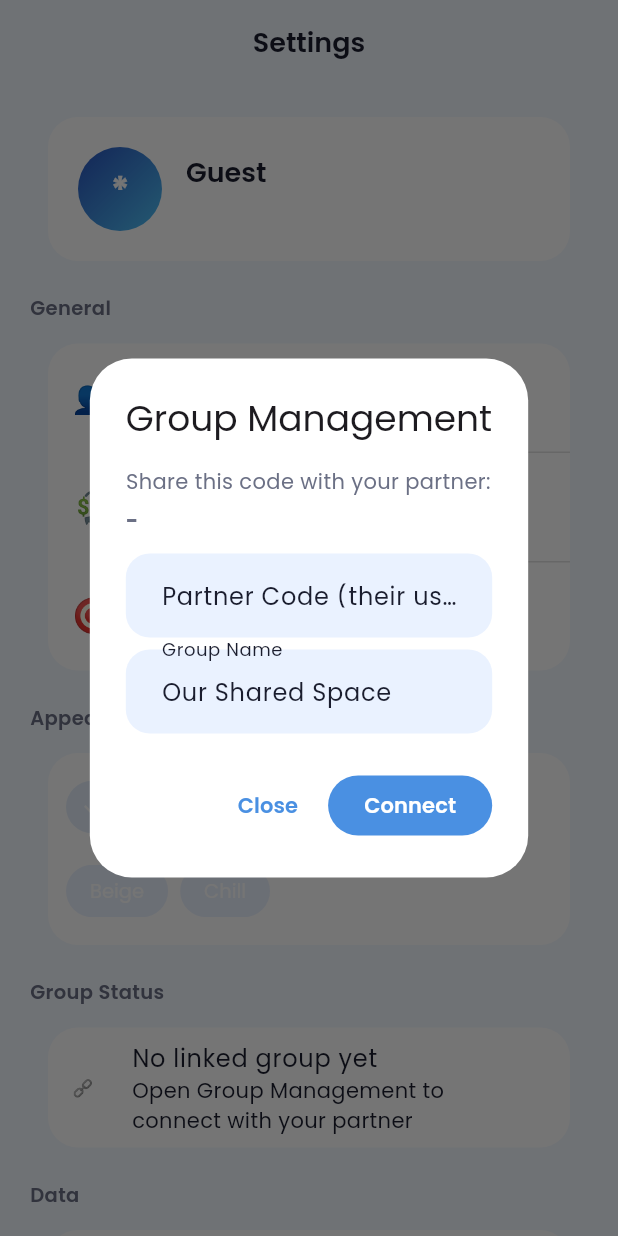
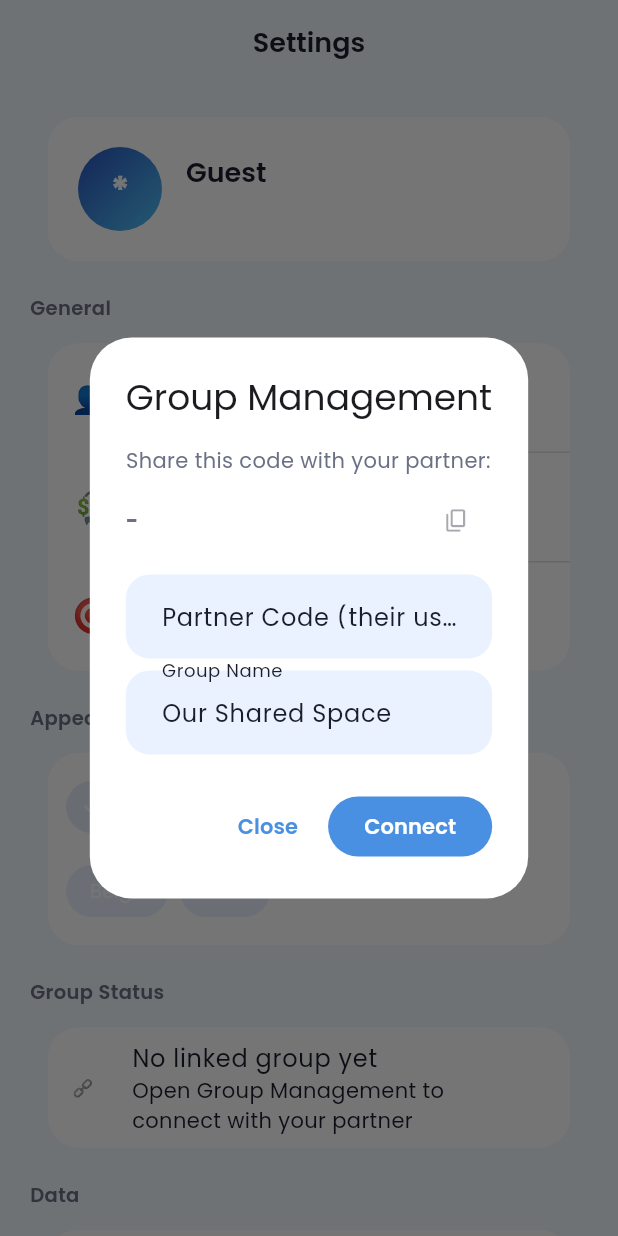
Before and after one commit to qaim-b/osidori2.0, a Flutter app: the SettingsScreen screen opened by its route, after a tap on "Group Management", on a phone screen of 412 x 824 dp. Run offline on Flutter 3.47's test engine with Material 3 defaults, Android fonts, the phone set to English and light mode, and no system bars; our stand-ins replace csv, fl_chart, flutter_riverpod, go_router, google_fonts, share_plus and 1 more; accounts and stored records are empty.

Commit message:
Improve group code paste handling and add copy button

```diff
--- a/lib/presentation/screens/settings/settings_screen.dart
+++ b/lib/presentation/screens/settings/settings_screen.dart
@@ -1,4 +1,5 @@
 import 'package:flutter/material.dart';
+import 'package:flutter/services.dart';
 import 'package:flutter_riverpod/flutter_riverpod.dart';
 import 'package:go_router/go_router.dart';
 import '../../../core/constants/app_constants.dart';
@@ -272,9 +273,28 @@ class SettingsScreen extends ConsumerWidget {
             children: [
               const Text('Share this code with your partner:'),
               const SizedBox(height: 6),
-              SelectableText(
-                userId ?? '-',
-                style: const TextStyle(fontWeight: FontWeight.w700),
+              Row(
+                children: [
+                  Expanded(
+                    child: SelectableText(
+                      userId ?? '-',
+                      style: const TextStyle(fontWeight: FontWeight.w700),
+                    ),
+                  ),
+                  IconButton(
+                    tooltip: 'Copy',
+                    onPressed: userId == null
+                        ? null
+                        : () async {
+                            await Clipboard.setData(ClipboardData(text: userId));
+                            if (!ctx.mounted) return;
+                            ScaffoldMessenger.of(ctx).showSnackBar(
+                              const SnackBar(content: Text('Code copied')),
+                            );
+                          },
+                    icon: const Icon(Icons.copy_rounded, size: 18),
+                  ),
+                ],
               ),
               const SizedBox(height: 12),
               TextField(
```
Also changed, not shown: lib/presentation/providers/group_provider.dart (+13 -3 lines).
